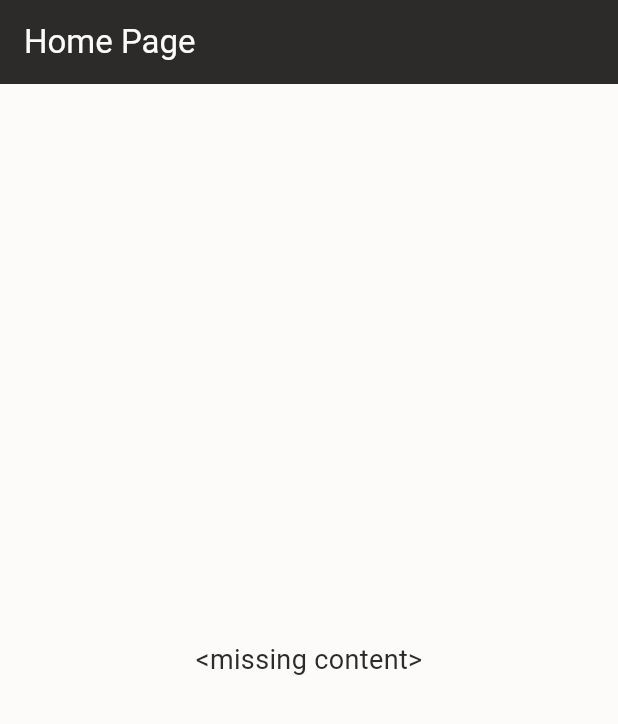
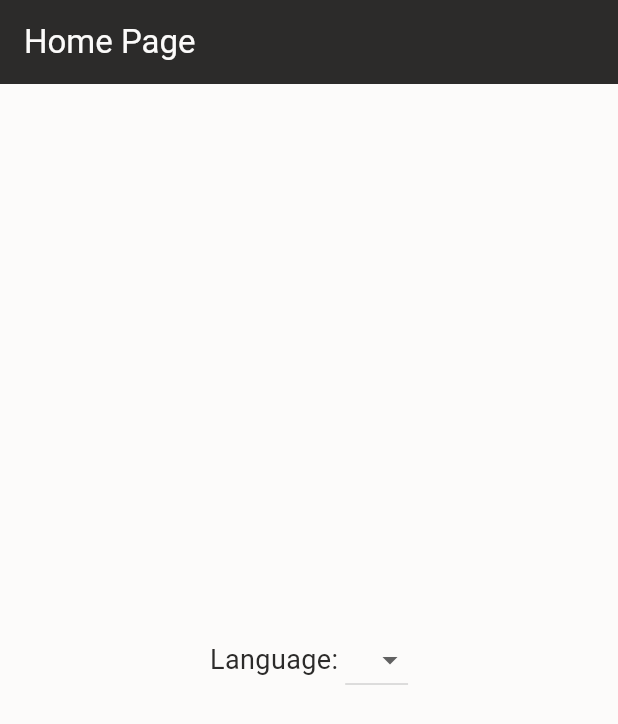
Before and after one commit to Combifightet/CombiToys, a Flutter app: the screen it shows after launch, on a phone screen of 412 x 824 dp. Shown: the top 724 px of the screen. Run offline on Flutter 3.47's test engine with Material 3 defaults, Android fonts, the phone set to English and light mode, and no system bars.

Commit message:
[Feat] added localisation overhead (for `en` and `de`)

```diff
--- /dev/null
+++ b/devtools_options.yaml
@@ -0,0 +1,3 @@
+description: This file stores settings for Dart & Flutter DevTools.
+documentation: https://docs.flutter.dev/tools/devtools/extensions#configure-extension-enablement-states
+extensions:
--- /dev/null
+++ b/l10n.yaml
@@ -0,0 +1,4 @@
+arb-dir: lib/l10n
+template-arb-file: app_en.arb
+output-dir: lib/l10n/generated
+output-localization-file: app_localizations.dart
--- a/lib/app/combi_toys.dart
+++ b/lib/app/combi_toys.dart
@@ -1,16 +1,37 @@
 
 import 'package:flutter/material.dart';
+import 'package:provider/provider.dart';
 
-import '/app/home_page.dart';
+import 'package:combi_toys/l10n/generated/app_localizations.dart';
+import 'package:combi_toys/app/home_page.dart';
 
 class CombiToys extends StatelessWidget {
   const CombiToys({super.key});
 
   @override
   Widget build(BuildContext context) {
-    return MaterialApp(
-      title: 'CombiToys',
-      home: HomePage(),
+    return ChangeNotifierProvider(
+      create: (context) => LocaleModel(),
+      child: Consumer<LocaleModel>(
+        builder: (context, localeModel, child) => MaterialApp(
+          title: 'CombiToys',
+          localizationsDelegates: AppLocalizations.localizationsDelegates,
+          supportedLocales: AppLocalizations.supportedLocales,
+          locale: localeModel.locale,
+          home: HomePage(),
+        )
+      ),
     );
   }
 }
+
+class LocaleModel extends ChangeNotifier {
+  Locale? _locale;
+
+  Locale? get locale => _locale;
+
+  void set(Locale locale) {
+    _locale = locale;
+    notifyListeners();
+  }
+}
--- a/lib/app/home_page.dart
+++ b/lib/app/home_page.dart
@@ -1,5 +1,9 @@
 
+import 'package:combi_toys/app/combi_toys.dart';
 import 'package:flutter/material.dart';
+
+import 'package:combi_toys/l10n/generated/app_localizations.dart';
+import 'package:provider/provider.dart';
 
 class HomePage extends StatefulWidget {
   const HomePage({super.key});
@@ -9,22 +13,58 @@ class HomePage extends StatefulWidget {
 }
 
 class _HomePageState extends State<HomePage> {
+  Locale? _selectedLocale;
+
+  @override
+  void initState() {
+    super.initState();
+
+    _selectedLocale = Provider.of<LocaleModel>(context, listen: false).locale;
+  }
+
   @override
   Widget build(BuildContext context) {
     return Scaffold(
       backgroundColor: Color(0xfffcfbfa),
       appBar: AppBar(
-        title: Text('Home Page'),
+        title: Text(
+          AppLocalizations.of(context)!.homePage
+        ),
         backgroundColor: Color(0xff2c2b2a),
         foregroundColor: Color(0xfffcfbfa),
       ),
       body: Center(
-        child: Text(
-          '<missing content>',
-          style: TextStyle(
-            fontSize: 18,
-            color: Color(0xff2c2b2a),
-          ),
+        child: Column(
+          mainAxisSize: MainAxisSize.min,
+          children: [
+            Row(
+              mainAxisSize: MainAxisSize.min,
+              children: [
+                Text(
+                  AppLocalizations.of(context)!.language,
+                  style: TextStyle(
+                    fontSize: 18,
+                    color: Color(0xff2c2b2a),
+                  ),
+                ),
+                DropdownButton(
+                  value: _selectedLocale,
+                  items: AppLocalizations.supportedLocales.map(
+                    (locale) => DropdownMenuItem(
+                      value: locale,
+                      child: Text(locale.toString())
+                    )
+                  ).toList(),
+                  onChanged: (Locale? locale) {
+                    if (locale!=null) {
+                      _selectedLocale = locale;
+                      Provider.of<LocaleModel>(context, listen: false).set(locale);
+                    }
+                  }
+                ),
+              ],
+            )
+          ],
         ),
       ),
     );
--- /dev/null
+++ b/lib/l10n/app_de.arb
@@ -0,0 +1,4 @@
+{
+	"homePage": "Startseite",
+	"language": "Sprache: "
+}
--- /dev/null
+++ b/lib/l10n/app_en.arb
@@ -0,0 +1,4 @@
+{
+	"homePage": "Home Page",
+	"language": "Language: "
+}
--- a/pubspec.yaml
+++ b/pubspec.yaml
@@ -9,6 +9,10 @@ environment:
 dependencies:
   flutter:
     sdk: flutter
+  flutter_localizations:
+    sdk: flutter
+  intl: any
+  provider: ^6.1.5+1
 
 dev_dependencies:
   flutter_test:
@@ -17,3 +21,4 @@ dev_dependencies:
 
 flutter:
   uses-material-design: true
+  generate: true
```
Also changed, not shown: lib/l10n/generated/app_localizations.dart (added), lib/l10n/generated/app_localizations_de.dart (added), lib/l10n/generated/app_localizations_en.dart (added), pubspec.lock.
